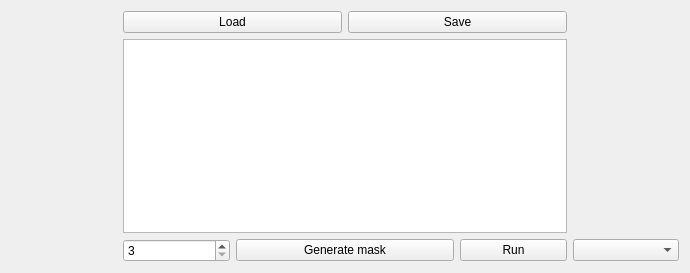
This is GAUSS_MAPREDUCE/widget.ui in QueerDeer/uni-exercises as Qt 5 draws it before an edit. The edited form follows.
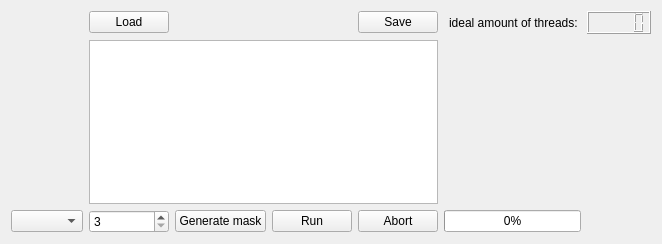
This is the edited form.

What changed in the file:
```diff
--- a/GAUSS_MAPREDUCE/widget.ui
+++ b/GAUSS_MAPREDUCE/widget.ui
@@ -6,29 +6,45 @@
    <rect>
     <x>0</x>
     <y>0</y>
-    <width>690</width>
-    <height>273</height>
+    <width>662</width>
+    <height>244</height>
    </rect>
   </property>
   <property name="windowTitle">
    <string>Gaussian Blur</string>
   </property>
   <layout class="QGridLayout" name="gridLayout">
-   <item row="0" column="1" colspan="2">
+   <item row="0" column="5">
+    <widget class="QLabel" name="label_3">
+     <property name="text">
+      <string>ideal amount of threads: </string>
+     </property>
+     <property name="alignment">
+      <set>Qt::AlignRight|Qt::AlignTrailing|Qt::AlignVCenter</set>
+     </property>
+    </widget>
+   </item>
+   <item row="1" column="5" rowspan="2">
+    <widget class="QLabel" name="label_2">
+     <property name="text">
+      <string/>
+     </property>
+    </widget>
+   </item>
+   <item row="0" column="1">
     <widget class="QPushButton" name="pushButton_3">
      <property name="text">
       <string>Load</string>
      </property>
     </widget>
    </item>
-   <item row="0" column="3" colspan="2">
-    <widget class="QPushButton" name="pushButton_4">
-     <property name="text">
-      <string>Save</string>
-     </property>
-    </widget>
+   <item row="1" column="1" rowspan="2" colspan="4">
+    <widget class="QTableWidget" name="tableWidget"/>
    </item>
-   <item row="1" column="0">
+   <item row="3" column="0">
+    <widget class="QComboBox" name="comboBox"/>
+   </item>
+   <item row="1" column="0" rowspan="2">
     <widget class="QLabel" name="label">
      <property name="maximumSize">
       <size>
@@ -41,17 +57,35 @@
      </property>
     </widget>
    </item>
-   <item row="1" column="1" colspan="4">
-    <widget class="QTableWidget" name="tableWidget"/>
+   <item row="0" column="4">
+    <widget class="QPushButton" name="pushButton_4">
+     <property name="text">
+      <string>Save</string>
+     </property>
+    </widget>
    </item>
-   <item row="1" column="5">
-    <widget class="QLabel" name="label_2">
+   <item row="3" column="4">
+    <widget class="QPushButton" name="pushButton_5">
      <property name="text">
-      <string/>
+      <string>Abort</string>
      </property>
     </widget>
    </item>
-   <item row="2" column="1">
+   <item row="3" column="2">
+    <widget class="QPushButton" name="pushButton">
+     <property name="text">
+      <string>Generate mask</string>
+     </property>
+    </widget>
+   </item>
+   <item row="3" column="3">
+    <widget class="QPushButton" name="pushButton_2">
+     <property name="text">
+      <string>Run</string>
+     </property>
+    </widget>
+   </item>
+   <item row="3" column="1">
     <widget class="QSpinBox" name="spinBox">
      <property name="minimum">
       <number>3</number>
@@ -61,22 +95,15 @@
      </property>
     </widget>
    </item>
-   <item row="2" column="2" colspan="2">
-    <widget class="QPushButton" name="pushButton">
-     <property name="text">
-      <string>Generate mask</string>
+   <item row="3" column="5">
+    <widget class="QProgressBar" name="progressBar">
+     <property name="value">
+      <number>0</number>
      </property>
     </widget>
    </item>
-   <item row="2" column="4">
-    <widget class="QPushButton" name="pushButton_2">
-     <property name="text">
-      <string>Run</string>
-     </property>
-    </widget>
-   </item>
-   <item row="2" column="5">
-    <widget class="QComboBox" name="comboBox"/>
+   <item row="0" column="6">
+    <widget class="QLCDNumber" name="lcdNumber"/>
    </item>
   </layout>
  </widget>
```
